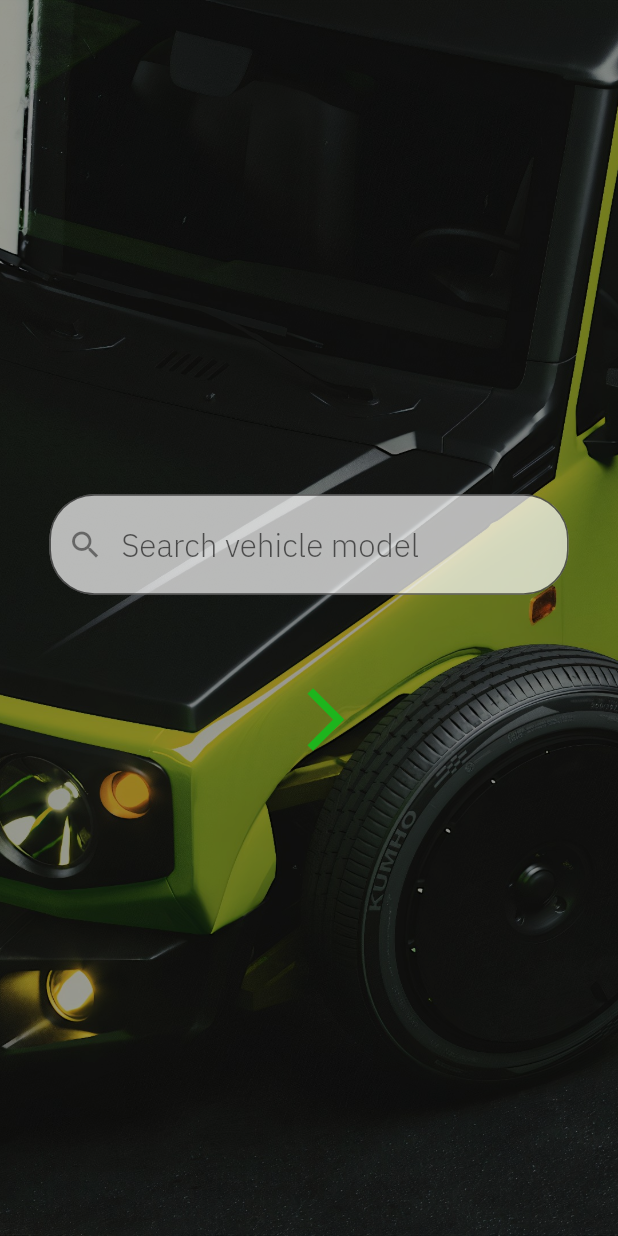
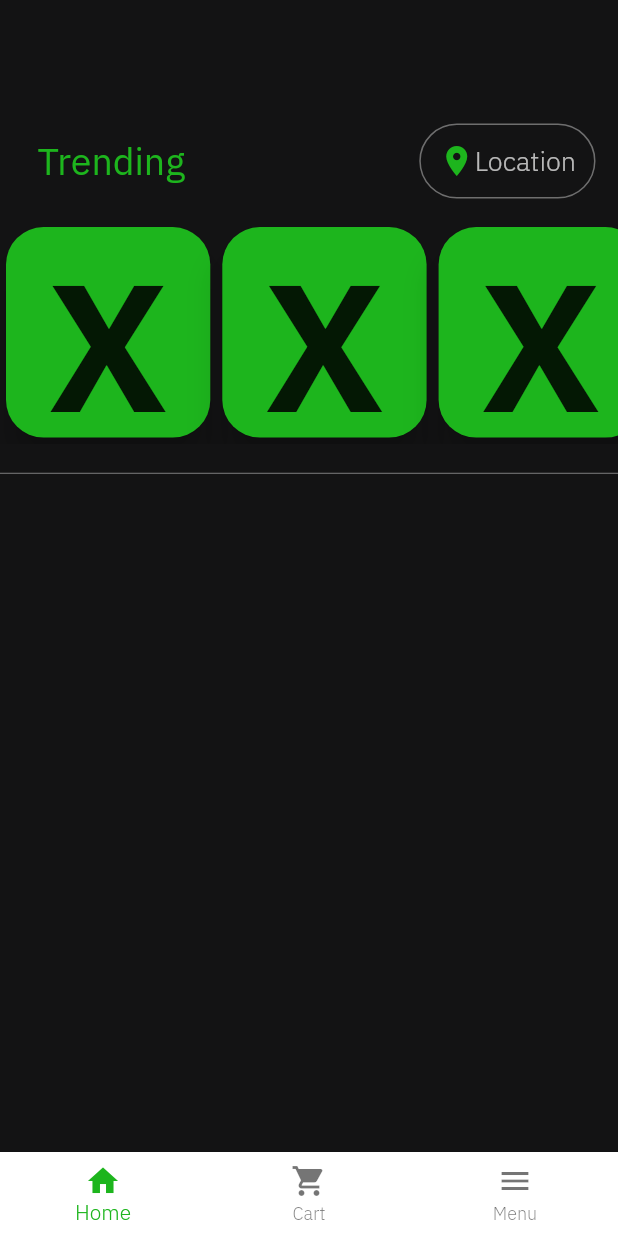
Before and after one commit to sbkaiprath/TurboCharm, a Flutter app: the SelectCarScreen screen opened by its route, after a tap on the "arrow forward ios" icon, on a phone screen of 412 x 824 dp. Run offline on Flutter 3.47's test engine with Material 2 defaults, Android fonts, the phone set to English and light mode, and no system bars.

Commit message:
trending and landing page demo #1

```diff
--- a/lib/main.dart
+++ b/lib/main.dart
@@ -2,6 +2,7 @@ import 'package:flutter/material.dart';
 import 'package:turbocharm/section.dart';
 import './user/screen/login_screen.dart';
 import './user/screen/select_car_screen.dart';
+import './user/widgets/bottom_navigation.dart';
 
 void main() {
   runApp(MyApp());
@@ -42,7 +43,8 @@ class MyApp extends StatelessWidget {
       routes: {
         Section.routeName: (ctx) => Section(),
         UserLoginScreen.routeName: (ctx) => UserLoginScreen(),
-        SelectCarScreen.routeName: (ctx) => SelectCarScreen()
+        SelectCarScreen.routeName: (ctx) => SelectCarScreen(),
+        BottomDownBar.routeName: (ctx) => BottomDownBar()
       },
     );
   }
--- /dev/null
+++ b/lib/user/screen/cart_screen.dart
@@ -0,0 +1,13 @@
+import 'package:flutter/material.dart';
+
+class CartScreen extends StatelessWidget {
+  @override
+  Widget build(BuildContext context) {
+    return Center(
+      child: Text(
+        'This is Cart CartScreen',
+        style: TextStyle(color: Colors.white),
+      ),
+    );
+  }
+}
--- /dev/null
+++ b/lib/user/screen/homepage_screen.dart
@@ -0,0 +1,73 @@
+import 'package:flutter/material.dart';
+import '../widgets/trending_scroll_single.dart';
+
+class HomepageScreen extends StatelessWidget {
+  @override
+  Widget build(BuildContext context) {
+    final mediaQuery = MediaQuery.of(context);
+    return Column(
+      children: <Widget>[
+        SizedBox(
+          height: mediaQuery.size.height * 0.1,
+        ),
+        Row(
+          children: <Widget>[
+            SizedBox(
+              width: 25,
+            ),
+            Text(
+              "Trending",
+              style: TextStyle(
+                  fontSize: 25,
+                  color: Theme.of(context).accentColor,
+                  fontWeight: FontWeight.w500),
+            ),
+            Spacer(),
+            RawMaterialButton(
+              padding: EdgeInsets.all(13),
+              shape: StadiumBorder(side: BorderSide(color: Colors.white38)),
+              onPressed: () {},
+              child: Row(
+                children: <Widget>[
+                  Icon(
+                    Icons.location_on,
+                    color: Theme.of(context).accentColor,
+                  ),
+                  Text(
+                    "Location",
+                    style: TextStyle(
+                        color: Theme.of(context).indicatorColor, fontSize: 18),
+                  ),
+                ],
+              ),
+            ),
+            SizedBox(
+              width: 15,
+            )
+          ],
+        ),
+        SizedBox(
+          height: 15,
+        ),
+        Container(
+          height: MediaQuery.of(context).size.height * 0.18,
+          width: double.infinity,
+          child: ListView.builder(
+            itemBuilder: (context, index) => TrendingScrollSingle(),
+            itemCount: 10,
+            scrollDirection: Axis.horizontal,
+          ),
+        ),
+        SizedBox(
+          height: 20,
+        ),
+        Divider(
+          height: 0,
+          color: Colors.white60,
+          thickness: 0.5,
+        ),
+        Spacer()
+      ],
+    );
+  }
+}
--- /dev/null
+++ b/lib/user/screen/menu_screen.dart
@@ -0,0 +1,13 @@
+import 'package:flutter/material.dart';
+
+class MenuScreen extends StatelessWidget {
+  @override
+  Widget build(BuildContext context) {
+    return Center(
+      child: Text(
+        'This is Menu page',
+        style: TextStyle(color: Colors.white),
+      ),
+    );
+  }
+}
--- a/lib/user/screen/select_car_screen.dart
+++ b/lib/user/screen/select_car_screen.dart
@@ -1,4 +1,5 @@
 import 'package:flutter/material.dart';
+import '../widgets/bottom_navigation.dart';
 
 class SelectCarScreen extends StatefulWidget {
   static const routeName = '/select_car';
@@ -69,7 +70,10 @@ class _SelectCarScreenState extends State<SelectCarScreen>
                 height: 50,
               ),
               IconButton(
-                  onPressed: () {},
+                  onPressed: () {
+                    Navigator.pushReplacementNamed(
+                        context, BottomDownBar.routeName);
+                  },
                   icon: AnimatedBuilder(
                     animation: _movementController,
                     builder: (context, child) {
--- /dev/null
+++ b/lib/user/widgets/bottom_navigation.dart
@@ -0,0 +1,62 @@
+import 'package:flutter/material.dart';
+import '../screen/cart_screen.dart';
+import '../screen/menu_screen.dart';
+import '../screen/homepage_screen.dart';
+
+class BottomDownBar extends StatefulWidget {
+  static const routeName = '/bottom_bar';
+
+  @override
+  _BottomDownBarState createState() => _BottomDownBarState();
+}
+
+class _BottomDownBarState extends State<BottomDownBar> {
+  var _selectedIndex = 0;
+  List<Widget> _page;
+  @override
+  void initState() {
+    _page = [HomepageScreen(), CartScreen(), MenuScreen()];
+    super.initState();
+  }
+
+  void _onSelect(index) {
+    setState(() {
+      _selectedIndex = index;
+    });
+  }
+
+  @override
+  Widget build(BuildContext context) {
+    return Scaffold(
+      backgroundColor: Theme.of(context).primaryColor,
+      body: _page[_selectedIndex],
+      bottomNavigationBar: BottomNavigationBar(
+        elevation: 4,
+        backgroundColor: Colors.white,
+        fixedColor: Theme.of(context).accentColor,
+        onTap: _onSelect,
+        items: [
+          BottomNavigationBarItem(
+              icon: Icon(Icons.home),
+              title: Text(
+                "Home",
+                style: Theme.of(context).textTheme.subtitle1,
+              )),
+          BottomNavigationBarItem(
+              icon: Icon(Icons.shopping_cart),
+              title: Text(
+                "Cart",
+                style: Theme.of(context).textTheme.subtitle1,
+              )),
+          BottomNavigationBarItem(
+              icon: Icon(Icons.menu),
+              title: Text(
+                "Menu",
+                style: Theme.of(context).textTheme.bodyText1,
+              ))
+        ],
+        currentIndex: _selectedIndex,
+      ),
+    );
+  }
+}
--- /dev/null
+++ b/lib/user/widgets/trending_scroll_single.dart
@@ -0,0 +1,28 @@
+import 'package:flutter/material.dart';
+
+class TrendingScrollSingle extends StatelessWidget {
+  @override
+  Widget build(BuildContext context) {
+    return Row(
+      crossAxisAlignment: CrossAxisAlignment.start,
+      children: <Widget>[
+        Container(
+          child: Card(
+            child: Text(
+              "X",
+              textAlign: TextAlign.center,
+              style: TextStyle(fontSize: 120, fontWeight: FontWeight.bold),
+            ),
+            elevation: 10,
+            shape: RoundedRectangleBorder(
+              borderRadius: BorderRadius.circular(25),
+            ),
+            color: Theme.of(context).accentColor,
+          ),
+          height: MediaQuery.of(context).size.height * 0.18,
+          width: MediaQuery.of(context).size.width * 0.35,
+        ),
+      ],
+    );
+  }
+}
```
